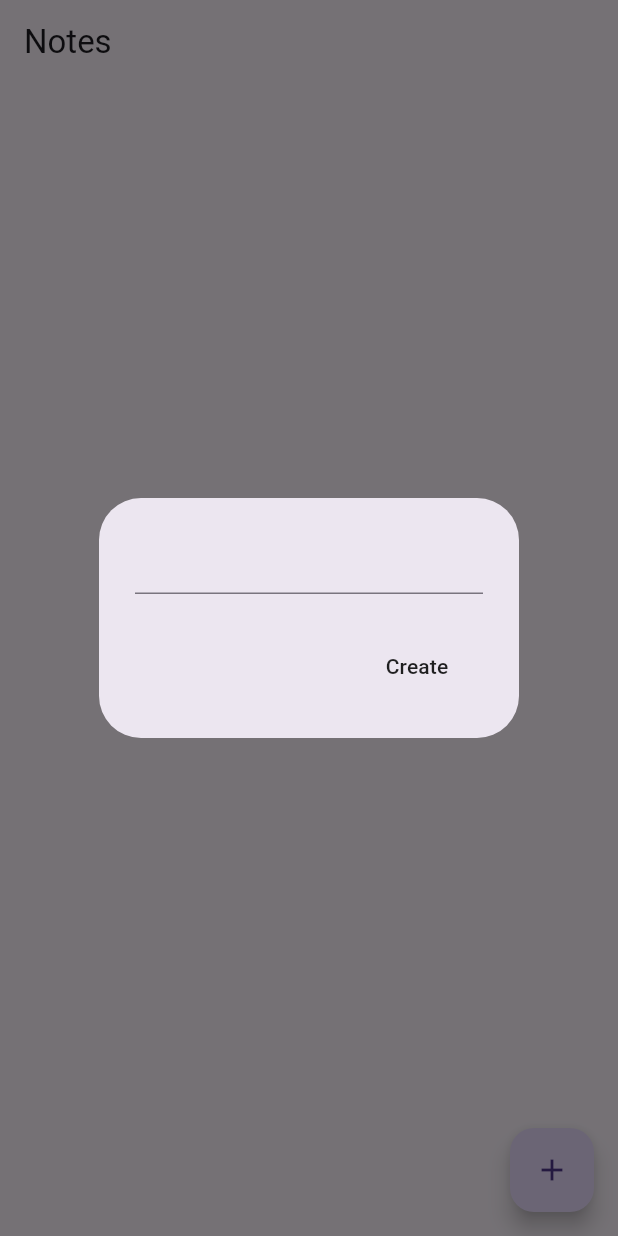
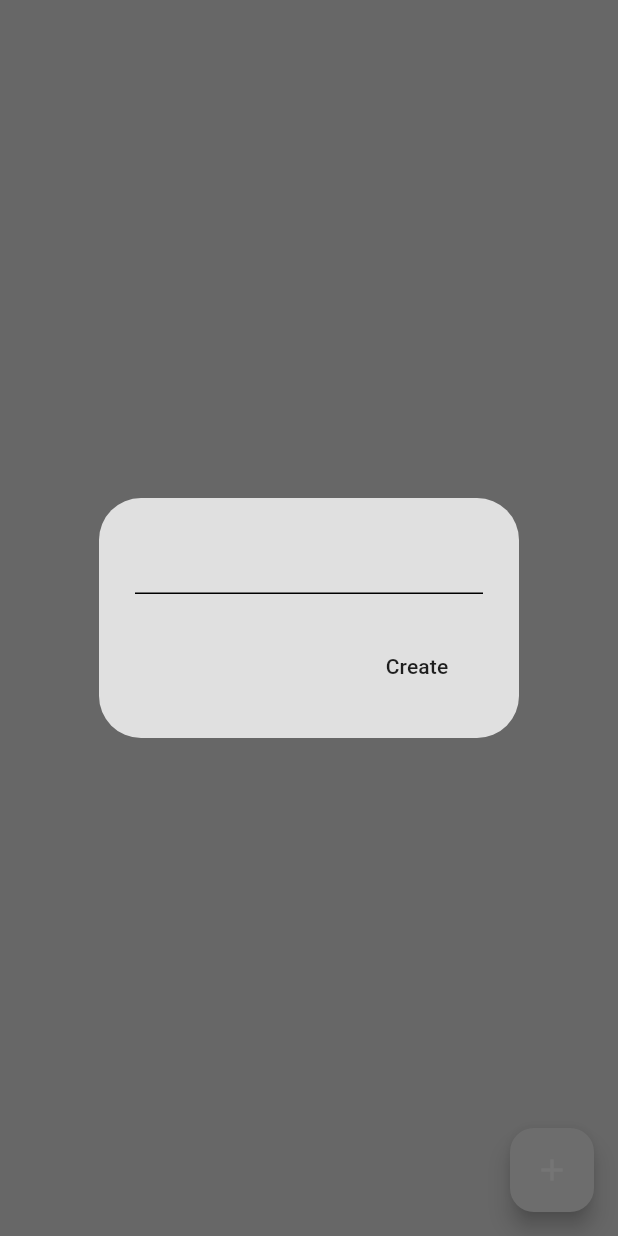
Before and after one commit to FahimSaki/My-Notes, a Flutter app: the screen it shows after launch, after a tap on the "add" icon, on a phone screen of 412 x 824 dp. Run offline on Flutter 3.47's test engine with Material 3 defaults, Android fonts, the phone set to English and light mode, and no system bars; our stand-ins replace isar; accounts and stored records are empty; generated files the repository leaves out were written again.

Commit message:
Theme init

```diff
--- a/lib/main.dart
+++ b/lib/main.dart
@@ -1,6 +1,7 @@
 import 'package:flutter/material.dart';
 import 'package:notes/models/note_database.dart';
 import 'package:notes/pages/notes_page.dart';
+import 'package:notes/theme/theme_provider.dart';
 import 'package:provider/provider.dart';
 
 void main() async {
@@ -9,8 +10,14 @@ void main() async {
   await NoteDatabase.initialize();
 
   runApp(
-    ChangeNotifierProvider(
-      create: (context) => NoteDatabase(),
+    MultiProvider(
+      providers: [
+        // database provider
+        ChangeNotifierProvider(create: (context) => NoteDatabase()),
+
+        // theme provider
+        ChangeNotifierProvider(create: (context) => ThemeProvider()),
+      ],
       child: const MyApp(),
     ),
   );
@@ -21,9 +28,10 @@ class MyApp extends StatelessWidget {
 
   @override
   Widget build(BuildContext context) {
-    return const MaterialApp(
+    return MaterialApp(
       debugShowCheckedModeBanner: false,
-      home: NotesPage(),
+      home: const NotesPage(),
+      theme: Provider.of<ThemeProvider>(context).themeData,
     );
   }
 }
--- a/lib/pages/notes_page.dart
+++ b/lib/pages/notes_page.dart
@@ -103,7 +103,8 @@ class _NotesPageState extends State<NotesPage> {
 
     return Scaffold(
       appBar: AppBar(
-        title: Text('Notes'),
+        elevation: 0,
+        backgroundColor: Colors.transparent,
       ),
       floatingActionButton: FloatingActionButton(
         onPressed: createNote,
--- /dev/null
+++ b/lib/theme/theme.dart
@@ -0,0 +1,24 @@
+import 'package:flutter/material.dart';
+
+// light mode
+ThemeData lightMode = ThemeData(
+  brightness: Brightness.light,
+  colorScheme: ColorScheme.light(
+    surface: Colors.grey.shade300,
+    primary: Colors.grey.shade200,
+    secondary: Colors.grey.shade400,
+    inversePrimary: Colors.grey.shade800,
+  ),
+);
+
+// dark mode
+
+ThemeData darkMode = ThemeData(
+  brightness: Brightness.dark,
+  colorScheme: ColorScheme.dark(
+    surface: Colors.grey.shade900,
+    primary: Colors.grey.shade800,
+    secondary: Colors.grey.shade700,
+    inversePrimary: Colors.grey.shade300,
+  ),
+);
--- /dev/null
+++ b/lib/theme/theme_provider.dart
@@ -0,0 +1,28 @@
+import 'package:flutter/material.dart';
+import 'package:notes/theme/theme.dart';
+
+class ThemeProvider with ChangeNotifier {
+  // initially theme is light mode
+  ThemeData _themeData = lightMode;
+
+  // getter method to access the theme from main.dart ThemeProvider
+  ThemeData get themeData => _themeData;
+
+  // getter method if dark mode is on
+  bool get isDarkMode => _themeData == darkMode;
+
+  // setter method to set the new theme
+  set themeData(ThemeData themeData) {
+    _themeData = themeData;
+    notifyListeners();
+  }
+
+  // toggle theme switch method
+  void toggleTheme() {
+    if (_themeData == lightMode) {
+      themeData = darkMode;
+    } else {
+      themeData = lightMode;
+    }
+  }
+}
```
